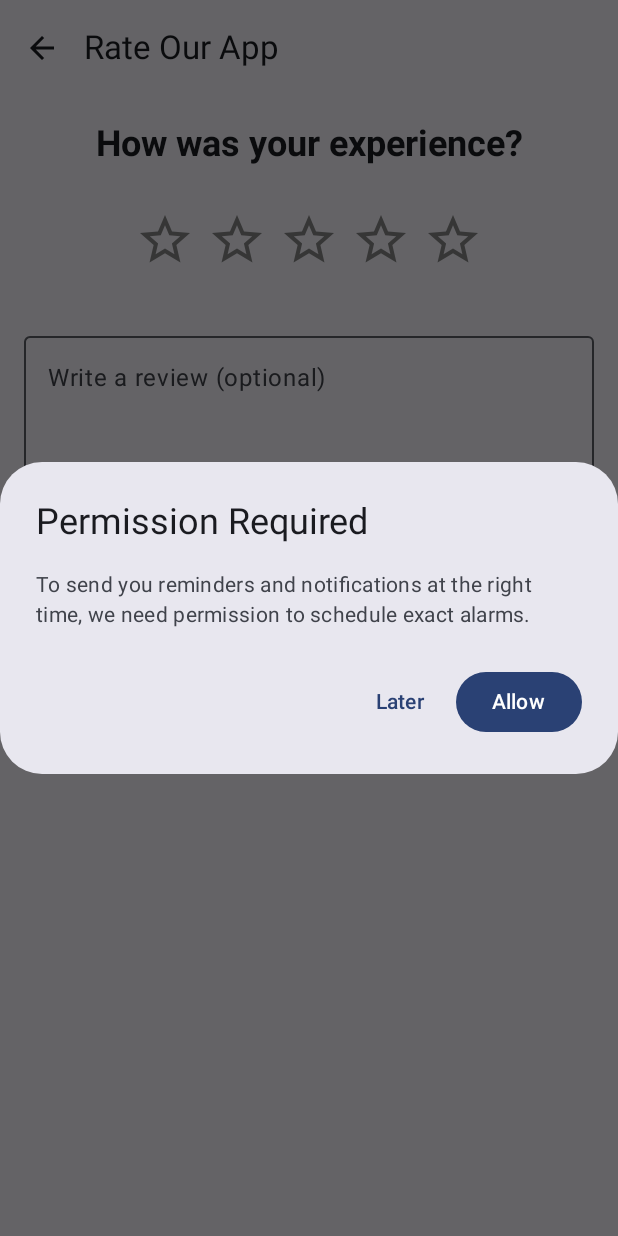
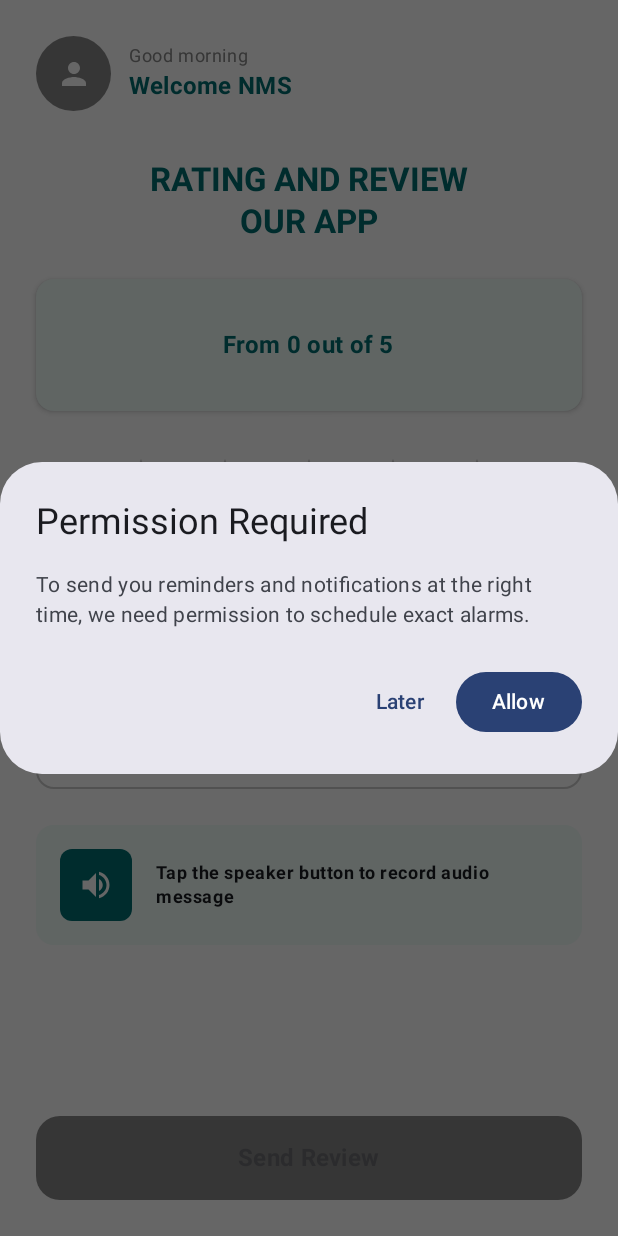
Before and after one commit to luispellizzon/NMS-Project, an Android app built with Jetpack Compose: the FeedbackScreen screen opened through its navigation route, on a phone screen of 412 x 824 dp. Run offline under Robolectric (Android 15) with nearby library versions, the phone set to English and light mode, and no system bars; our stand-ins replace Firebase (no records; nobody signed in at launch, a user with empty details on screens opened directly); 8 statements that could not run were skipped.

Commit message:
feat(mobile): update feedback screens to match figma

```diff
--- a/nms-mobile/app/src/main/java/com/example/nms_mobile/ui/feature/feedback/FeedbackScreen.kt
+++ b/nms-mobile/app/src/main/java/com/example/nms_mobile/ui/feature/feedback/FeedbackScreen.kt
@@ -6,7 +6,11 @@ import androidx.compose.material.icons.Icons
 import androidx.compose.material.icons.filled.ArrowBack
 import androidx.compose.material.icons.filled.Star
 import androidx.compose.material.icons.filled.StarBorder
+import androidx.compose.material.icons.filled.Person
+import androidx.compose.material.icons.filled.VolumeUp
 import androidx.compose.material3.*
+import androidx.compose.foundation.background
+import androidx.compose.ui.draw.clip
 import androidx.compose.runtime.Composable
 import androidx.compose.runtime.LaunchedEffect
 import androidx.compose.runtime.collectAsState
@@ -47,90 +51,188 @@ fun FeedbackScreen(
     }
 
     Scaffold(
-        topBar = {
-            TopAppBar(
-                title = { Text("Rate Our App") },
-                navigationIcon = {
-                    IconButton(onClick = onBackClick) {
-                        Icon(Icons.Default.ArrowBack, contentDescription = "Back")
-                    }
-                },
-                colors = TopAppBarDefaults.topAppBarColors(
-                    containerColor = MaterialTheme.colorScheme.background
-                )
-            )
-        }
+        containerColor = Color.White
     ) { padding ->
         Column(
             modifier = Modifier
                 .padding(padding)
                 .fillMaxSize()
-                .padding(16.dp),
+                .padding(24.dp),
             horizontalAlignment = Alignment.CenterHorizontally
         ) {
+            // Custom Header
+            Row(
+                verticalAlignment = Alignment.CenterVertically,
+                modifier = Modifier.fillMaxWidth()
+            ) {
+                // Profile Image Placeholder
+                Box(
+                    modifier = Modifier
+                        .size(50.dp)
+                        .clip(androidx.compose.foundation.shape.CircleShape)
+                        .background(Color.Gray), // Placeholder for image
+                    contentAlignment = Alignment.Center
+                ) {
+                    Icon(
+                        imageVector = androidx.compose.material.icons.Icons.Default.Person,
+                        contentDescription = "Profile",
+                        tint = Color.White
+                    )
+                }
+
+                Spacer(modifier = Modifier.width(12.dp))
+
+                Column {
+                    Text(
+                        text = uiState.greeting,
+                        style = MaterialTheme.typography.bodySmall,
+                        color = Color.Gray
+                    )
+                    Text(
+                        text = "Welcome ${uiState.displayName}",
+                        style = MaterialTheme.typography.titleMedium,
+                        color = TealPrimary,
+                        fontWeight = FontWeight.Bold
+                    )
+                }
+            }
+
+            Spacer(modifier = Modifier.height(32.dp))
+
             Text(
-                text = "How was your experience?",
-                style = MaterialTheme.typography.headlineSmall,
-                fontWeight = FontWeight.Bold
+                text = "RATING AND REVIEW\nOUR APP",
+                style = MaterialTheme.typography.titleLarge.copy(
+                    fontWeight = FontWeight.Bold,
+                    color = TealPrimary
+                ),
+                textAlign = androidx.compose.ui.text.style.TextAlign.Center
             )
 
             Spacer(modifier = Modifier.height(24.dp))
 
-            // Star Rating
+            // Rating Card
+            Card(
+                colors = CardDefaults.cardColors(containerColor = Color(0xFFF0FDF9)), // Light mint/teal
+                shape = androidx.compose.foundation.shape.RoundedCornerShape(12.dp),
+                elevation = CardDefaults.cardElevation(defaultElevation = 2.dp),
+                modifier = Modifier.fillMaxWidth()
+            ) {
+                Box(
+                    modifier = Modifier
+                        .fillMaxWidth()
+                        .padding(vertical = 32.dp),
+                    contentAlignment = Alignment.Center
+                ) {
+                    Text(
+                        text = "From ${uiState.rating} out of 5",
+                        style = MaterialTheme.typography.titleMedium.copy(
+                            fontWeight = FontWeight.Bold,
+                            color = TealPrimary
+                        )
+                    )
+                }
+            }
+
+            Spacer(modifier = Modifier.height(24.dp))
+
+            // Stars
             Row(
                 horizontalArrangement = Arrangement.Center,
                 modifier = Modifier.fillMaxWidth()
             ) {
                 for (i in 1..5) {
                     Icon(
-                        imageVector = if (i <= uiState.rating) Icons.Default.Star else Icons.Default.StarBorder,
+                        imageVector = Icons.Default.Star, // Always filled star shape
                         contentDescription = "Star $i",
-                        tint = if (i <= uiState.rating) Color(0xFFFFC107) else Color.Gray, // Amber for filled, Gray for empty
+                        tint = if (i <= uiState.rating) TealPrimary else Color.LightGray, // Teal for filled, Gray for empty
                         modifier = Modifier
-                            .size(48.dp)
+                            .size(56.dp)
                             .clickable { viewModel.onRatingChanged(i) }
                             .padding(4.dp)
                     )
                 }
             }
 
-            Spacer(modifier = Modifier.height(32.dp))
+            Spacer(modifier = Modifier.height(24.dp))
 
+            // Comments
+            Text(
+                text = "Comments",
+                style = MaterialTheme.typography.bodyMedium,
+                modifier = Modifier.align(Alignment.Start)
+            )
+            Spacer(modifier = Modifier.height(8.dp))
             OutlinedTextField(
                 value = uiState.review,
                 onValueChange = { if (it.length <= 500) viewModel.onReviewChanged(it) },
-                label = { Text("Write a review (optional)") },
                 modifier = Modifier
                     .fillMaxWidth()
-                    .height(150.dp),
-                supportingText = { Text("${uiState.review.length}/500") },
-                maxLines = 5
+                    .height(120.dp),
+                shape = androidx.compose.foundation.shape.RoundedCornerShape(12.dp),
+                colors = OutlinedTextFieldDefaults.colors(
+                    unfocusedBorderColor = Color.LightGray,
+                    focusedBorderColor = TealPrimary
+                )
             )
 
-            Spacer(modifier = Modifier.height(32.dp))
+            Spacer(modifier = Modifier.height(24.dp))
 
+            // Audio Message Button (Placeholder UI)
+            Card(
+                colors = CardDefaults.cardColors(containerColor = Color(0xFFF0FDF9)),
+                shape = androidx.compose.foundation.shape.RoundedCornerShape(12.dp),
+                modifier = Modifier.fillMaxWidth()
+            ) {
+                Row(
+                    verticalAlignment = Alignment.CenterVertically,
+                    modifier = Modifier.padding(16.dp)
+                ) {
+                    Box(
+                        modifier = Modifier
+                            .size(48.dp)
+                            .clip(androidx.compose.foundation.shape.RoundedCornerShape(8.dp))
+                            .background(TealPrimary),
+                        contentAlignment = Alignment.Center
+                    ) {
+                         // Need a speaker icon, using a placeholder or standard icon
+                         Icon(
+                             imageVector = androidx.compose.material.icons.Icons.Default.VolumeUp,
+                             contentDescription = "Record",
+                             tint = Color.White
+                         )
+                    }
+                    Spacer(modifier = Modifier.width(16.dp))
+                    Text(
+                        text = "Tap the speaker button to record audio message",
+                        style = MaterialTheme.typography.bodySmall.copy(fontWeight = FontWeight.Bold),
+                        modifier = Modifier.weight(1f)
+                    )
+                }
+            }
+
+            Spacer(modifier = Modifier.weight(1f)) // Push button to bottom
+
+            // Send Button
             Button(
                 onClick = { viewModel.submitFeedback() },
                 enabled = uiState.rating > 0 && !uiState.isSubmitting,
-                modifier = Modifier.fillMaxWidth(),
-                colors = ButtonDefaults.buttonColors(containerColor = TealPrimary)
+                modifier = Modifier
+                    .fillMaxWidth()
+                    .height(56.dp),
+                shape = androidx.compose.foundation.shape.RoundedCornerShape(16.dp),
+                colors = ButtonDefaults.buttonColors(
+                    containerColor = TealPrimary,
+                    disabledContainerColor = Color.Gray
+                )
             ) {
                 if (uiState.isSubmitting) {
-                    CircularProgressIndicator(
-                        modifier = Modifier.size(24.dp),
-                        color = Color.White
+                    CircularProgressIndicator(color = Color.White)
+                } else {
+                    Text(
+                        text = "Send Review",
+                        style = MaterialTheme.typography.titleMedium.copy(fontWeight = FontWeight.Bold)
                     )
-                } else {
-                    Text("Submit")
                 }
-            }
-
-            if (uiState.error != null) {
-                Spacer(modifier = Modifier.height(16.dp))
-                Text(
-                    text = uiState.error ?: "",
-                    color = MaterialTheme.colorScheme.error
-                )
             }
         }
     }
--- a/nms-mobile/app/src/main/java/com/example/nms_mobile/ui/feature/feedback/FeedbackViewModel.kt
+++ b/nms-mobile/app/src/main/java/com/example/nms_mobile/ui/feature/feedback/FeedbackViewModel.kt
@@ -14,7 +14,9 @@ data class FeedbackUiState(
     val review: String = "",
     val isSubmitting: Boolean = false,
     val isSuccess: Boolean = false,
-    val error: String? = null
+    val error: String? = null,
+    val displayName: String = "NMS",
+    val greeting: String = "Good morning"
 )
 
 class FeedbackViewModel(
@@ -23,6 +25,23 @@ class FeedbackViewModel(
 
     private val _uiState = MutableStateFlow(FeedbackUiState())
     val uiState: StateFlow<FeedbackUiState> = _uiState.asStateFlow()
+
+    init {
+        viewModelScope.launch {
+            val profile = repository.getUserProfile()
+            val name = profile?.fullName?.takeIf { it.isNotBlank() } ?: "NMS"
+            _uiState.update { it.copy(displayName = name, greeting = computeGreeting()) }
+        }
+    }
+
+    private fun computeGreeting(): String {
+        val hour = java.time.LocalTime.now().hour
+        return when (hour) {
+            in 5..11 -> "Good morning"
+            in 12..17 -> "Good afternoon"
+            else -> "Good evening"
+        }
+    }
 
     fun onRatingChanged(rating: Int) {
         _uiState.update { it.copy(rating = rating) }
```
